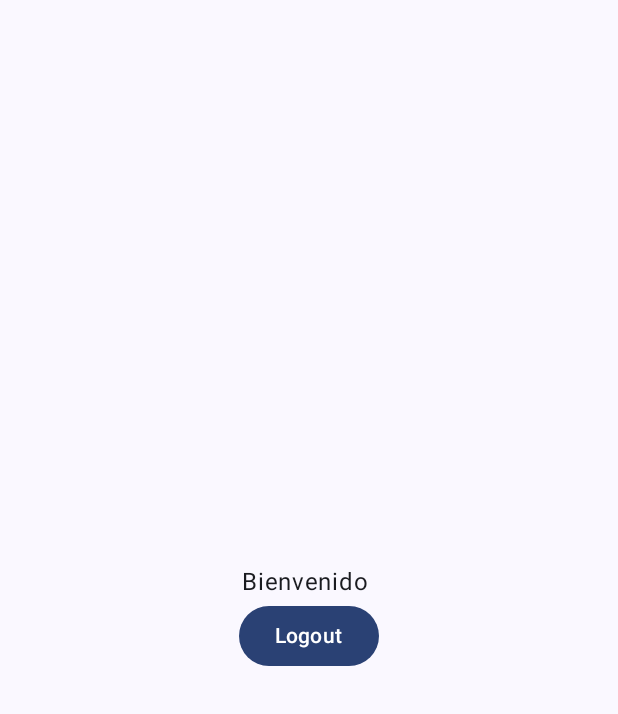
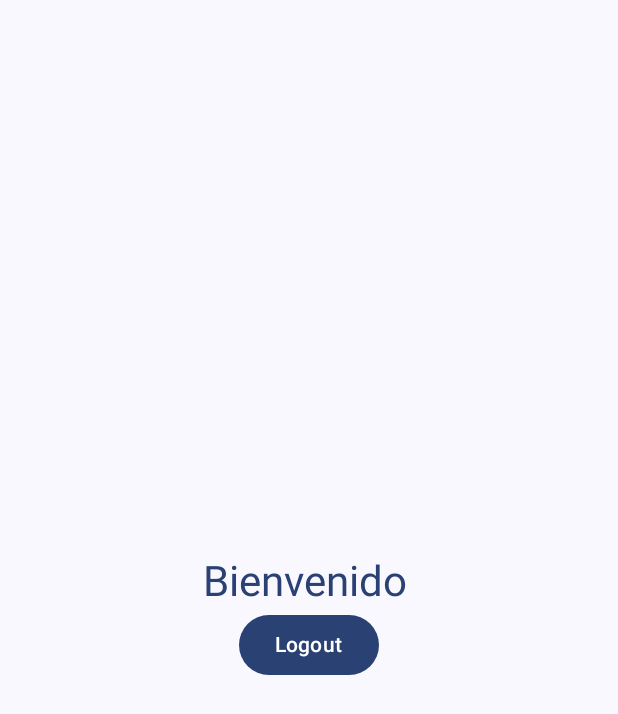
Before and after one commit to NahuelPerezNovoa/PPS-PrimerEntrega, an Android app built with Jetpack Compose: the screen it shows after launch once a user with an empty profile is signed in (MainActivity), on a phone screen of 412 x 824 dp. Shown: the top 714 px of the screen. Run offline under Robolectric (Android 15) with nearby library versions, the phone set to English and light mode, and no system bars; our stand-ins replace Firebase (no records; nobody signed in at launch, a user with empty details on screens opened directly).

Commit message:
Mejora de UI

```diff
--- a/app/src/main/java/com/example/pps_primerentrega/presentantion/activities/LoginActivity.kt
+++ b/app/src/main/java/com/example/pps_primerentrega/presentantion/activities/LoginActivity.kt
@@ -6,13 +6,21 @@ import android.util.Log
 import androidx.activity.ComponentActivity
 import androidx.activity.compose.setContent
 import androidx.activity.enableEdgeToEdge
+import androidx.compose.foundation.background
 import androidx.compose.foundation.layout.Arrangement
+import androidx.compose.foundation.layout.Box
 import androidx.compose.foundation.layout.Column
 import androidx.compose.foundation.layout.Row
+import androidx.compose.foundation.layout.Spacer
 import androidx.compose.foundation.layout.fillMaxSize
+import androidx.compose.foundation.layout.fillMaxWidth
 import androidx.compose.foundation.layout.padding
+import androidx.compose.foundation.layout.width
+import androidx.compose.foundation.shape.RoundedCornerShape
 import androidx.compose.material3.Button
+import androidx.compose.material3.ButtonDefaults
 import androidx.compose.material3.Card
+import androidx.compose.material3.CardDefaults
 import androidx.compose.material3.MaterialTheme
 import androidx.compose.material3.OutlinedTextField
 import androidx.compose.material3.Scaffold
@@ -24,6 +32,8 @@ import androidx.compose.runtime.saveable.rememberSaveable
 import androidx.compose.runtime.setValue
 import androidx.compose.ui.Alignment
 import androidx.compose.ui.Modifier
+import androidx.compose.ui.graphics.Color
+import androidx.compose.ui.text.input.PasswordVisualTransformation
 import androidx.compose.ui.unit.dp
 import androidx.lifecycle.ViewModelProvider
 import com.example.pps_primerentrega.presentantion.ui.theme.PPSPrimerEntregaTheme
@@ -69,46 +79,69 @@ class LoginActivity : ComponentActivity() {
 fun LoginView(modifier: Modifier = Modifier, viewModel: SessionViewModel) {
     var email by rememberSaveable { mutableStateOf("") }
     var password by rememberSaveable { mutableStateOf("") }
+
+    Box(
+        modifier = modifier
+            .fillMaxSize()
+            .background(MaterialTheme.colorScheme.background)
+            .padding(16.dp),
+        contentAlignment = Alignment.Center
+    ) {
+        Card(
+            modifier = Modifier.fillMaxWidth(),
+            shape = RoundedCornerShape(16.dp),
+            elevation = CardDefaults.cardElevation(defaultElevation = 8.dp)
+        ) {
             Column(
-         modifier = modifier.fillMaxSize(),
+                modifier = Modifier.padding(24.dp),
                 horizontalAlignment = Alignment.CenterHorizontally,
-         verticalArrangement = Arrangement.Center
-     ) {
-         Card(modifier = modifier) {
-             Column(
-                 modifier = modifier.padding(horizontal = 21.dp),
-                 horizontalAlignment = Alignment.CenterHorizontally,
-                 verticalArrangement = Arrangement.spacedBy(16.dp)
+                verticalArrangement = Arrangement.spacedBy(24.dp)
             ) {
                 Text(
-                     text = "BIENVENIDO",
-                     modifier = modifier.padding(bottom = 16.dp),
-                     style = MaterialTheme.typography.titleLarge
+                    text = "¡Bienvenido!",
+                    style = MaterialTheme.typography.headlineMedium,
+                    color = MaterialTheme.colorScheme.primary,
                 )
                 OutlinedTextField(
                     value = email,
                     onValueChange = { email = it },
-                     label = { Text("Email") },
+                    label = { Text("Correo electrónico") },
+                    singleLine = true,
+                    modifier = Modifier.fillMaxWidth()
                 )
                 OutlinedTextField(
                     value = password,
                     onValueChange = { password = it },
-                     label = { Text("Password") }
+                    label = { Text("Contraseña") },
+                    singleLine = true,
+                    visualTransformation = PasswordVisualTransformation(),
+                    modifier = Modifier.fillMaxWidth()
                 )
-                 Row(horizontalArrangement = Arrangement.spacedBy(16.dp)) {
-                     Button(onClick = {
+                Row(
+                    modifier = Modifier.fillMaxWidth(),
+                    horizontalArrangement = Arrangement.SpaceBetween
+                ) {
+                    Button(
+                        onClick = {
                             CoroutineScope(Dispatchers.IO).launch {
                                 viewModel.signUp(email, password)
                             }
-                     }) {
-                         Text("SIGN UP")
+                        },
+                        modifier = Modifier.weight(1f)
+                    ) {
+                        Text("Registrarse")
                     }
-                     Button(onClick = {
+                    Spacer(modifier = Modifier.width(16.dp))
+                    Button(
+                        onClick = {
                             CoroutineScope(Dispatchers.IO).launch {
                                 viewModel.login(email, password)
                             }
-                     }) {
-                         Text("LOG IN")
+                        },
+                        modifier = Modifier.weight(1f),
+                        colors = ButtonDefaults.buttonColors(containerColor = MaterialTheme.colorScheme.primary)
+                    ) {
+                        Text("Iniciar sesión", color = Color.White)
                     }
                 }
             }
--- a/app/src/main/java/com/example/pps_primerentrega/presentantion/activities/MainActivity.kt
+++ b/app/src/main/java/com/example/pps_primerentrega/presentantion/activities/MainActivity.kt
@@ -9,13 +9,16 @@ import androidx.activity.enableEdgeToEdge
 import androidx.compose.foundation.layout.Arrangement
 import androidx.compose.foundation.layout.Column
 import androidx.compose.foundation.layout.fillMaxSize
+import androidx.compose.foundation.layout.fillMaxWidth
 import androidx.compose.foundation.layout.padding
 import androidx.compose.material3.Button
+import androidx.compose.material3.MaterialTheme
 import androidx.compose.material3.Scaffold
 import androidx.compose.material3.Text
 import androidx.compose.runtime.Composable
 import androidx.compose.ui.Alignment
 import androidx.compose.ui.Modifier
+import androidx.compose.ui.text.style.TextAlign
 import androidx.compose.ui.tooling.preview.Preview
 import androidx.compose.ui.unit.dp
 import androidx.lifecycle.ViewModelProvider
@@ -69,7 +72,10 @@ fun Greeting(modifier: Modifier = Modifier, name: String, callback: () -> Unit)
     ) {
         Text(
             text = "Bienvenido $name",
-            modifier = modifier
+            style = MaterialTheme.typography.headlineMedium,
+            color = MaterialTheme.colorScheme.primary,
+            textAlign = TextAlign.Center,
+            modifier = modifier.fillMaxWidth()
         )
 
         Button(onClick = {
```
Lines whose indentation alone changed are shown as unchanged.
